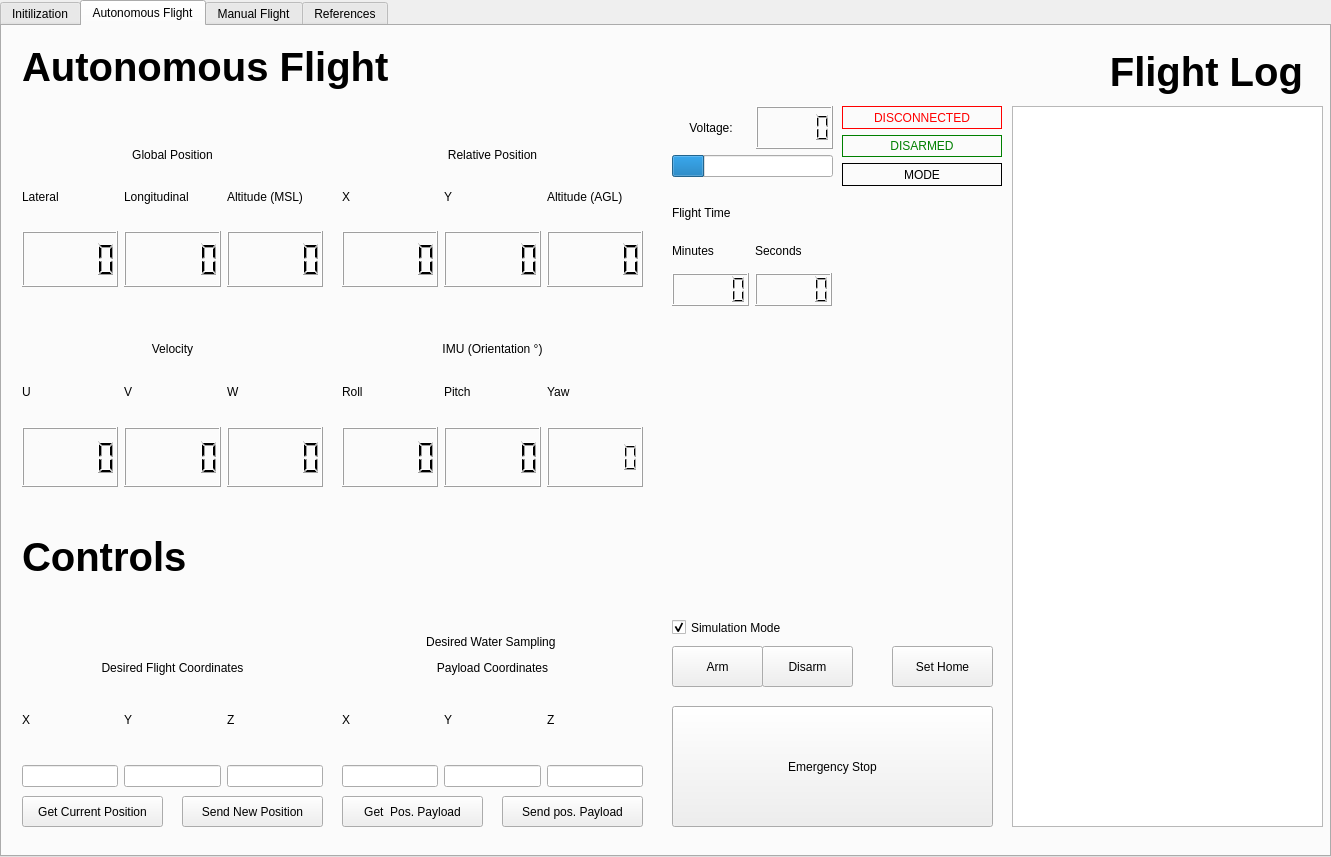
Qt form src/GUI/GUI_Sampler.ui (FSC-Lab/ground_station_gui) before a commit.
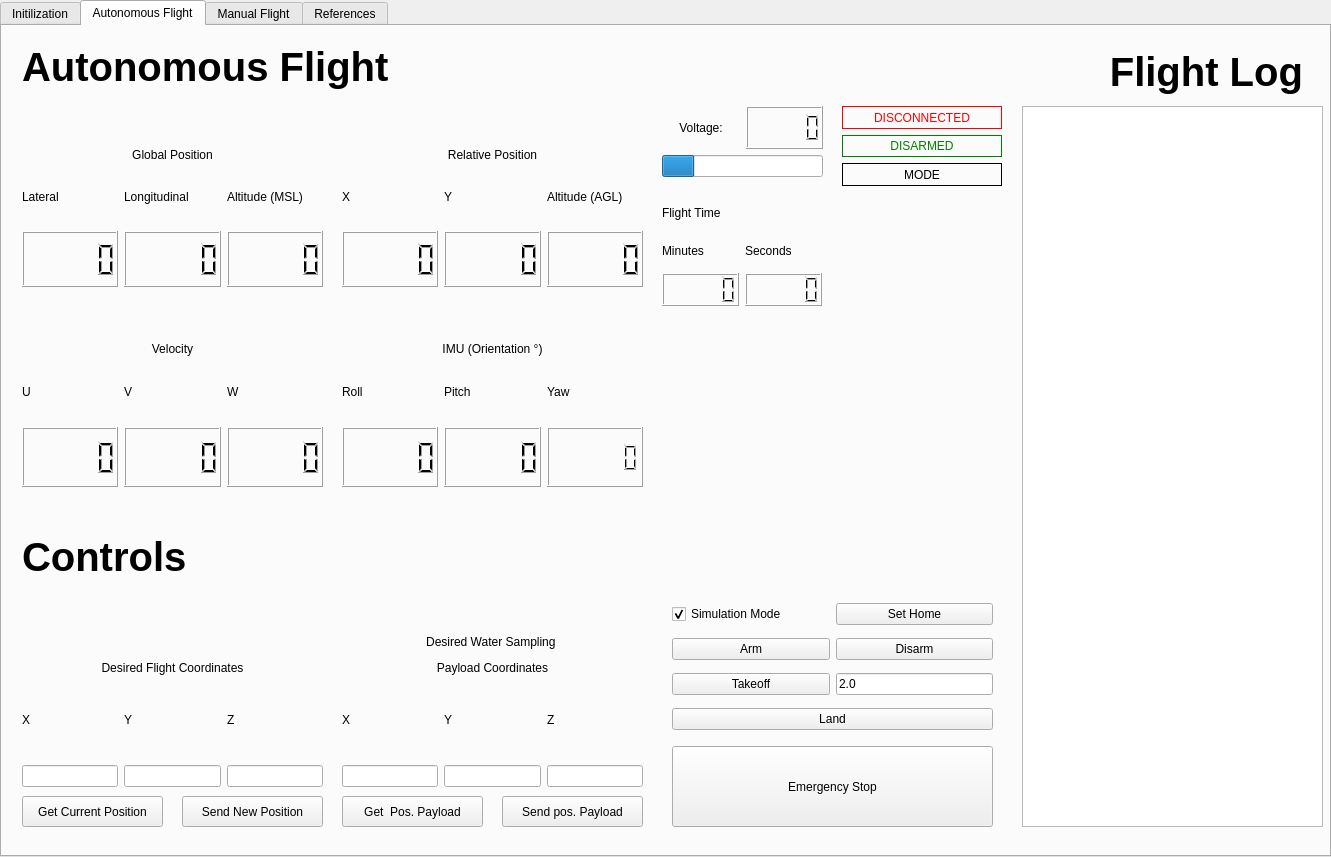
The same form after that commit.

Commit message: add landing feature

What changed in the file:
```diff
--- a/src/GUI/GUI_Sampler.ui
+++ b/src/GUI/GUI_Sampler.ui
@@ -334,7 +334,7 @@
    <widget class="QWidget" name="verticalLayoutWidget_6">
     <property name="geometry">
      <rect>
-      <x>670</x>
+      <x>660</x>
       <y>170</y>
       <width>160</width>
       <height>110</height>
@@ -381,9 +381,9 @@
    <widget class="QTextBrowser" name="Logging">
     <property name="geometry">
      <rect>
-      <x>1010</x>
+      <x>1020</x>
       <y>80</y>
-      <width>311</width>
+      <width>301</width>
       <height>721</height>
      </rect>
     </property>
@@ -488,9 +488,9 @@
     <property name="geometry">
      <rect>
       <x>670</x>
-      <y>680</y>
+      <y>720</y>
       <width>321</width>
-      <height>121</height>
+      <height>81</height>
      </rect>
     </property>
     <property name="text">
@@ -596,19 +596,6 @@
      <string>Send pos. Payload</string>
     </property>
    </widget>
-   <widget class="QPushButton" name="SetHome">
-    <property name="geometry">
-     <rect>
-      <x>890</x>
-      <y>620</y>
-      <width>101</width>
-      <height>41</height>
-     </rect>
-    </property>
-    <property name="text">
-     <string>Set Home</string>
-    </property>
-   </widget>
    <widget class="QWidget" name="verticalLayoutWidget_14">
     <property name="geometry">
      <rect>
@@ -669,32 +656,6 @@
      </item>
     </layout>
    </widget>
-   <widget class="QPushButton" name="ARM">
-    <property name="geometry">
-     <rect>
-      <x>670</x>
-      <y>620</y>
-      <width>91</width>
-      <height>41</height>
-     </rect>
-    </property>
-    <property name="text">
-     <string>Arm</string>
-    </property>
-   </widget>
-   <widget class="QPushButton" name="DISARM">
-    <property name="geometry">
-     <rect>
-      <x>760</x>
-      <y>620</y>
-      <width>91</width>
-      <height>41</height>
-     </rect>
-    </property>
-    <property name="text">
-     <string>Disarm</string>
-    </property>
-   </widget>
    <widget class="QLabel" name="AutonomousTitle_2">
     <property name="geometry">
      <rect>
@@ -715,26 +676,10 @@
      <string>Controls</string>
     </property>
    </widget>
-   <widget class="QCheckBox" name="SimulationMode">
-    <property name="geometry">
-     <rect>
-      <x>670</x>
-      <y>590</y>
-      <width>161</width>
-      <height>23</height>
-     </rect>
-    </property>
-    <property name="text">
-     <string>Simulation Mode</string>
-    </property>
-    <property name="checked">
-     <bool>true</bool>
-    </property>
-   </widget>
    <widget class="QWidget" name="gridLayoutWidget">
     <property name="geometry">
      <rect>
-      <x>670</x>
+      <x>660</x>
       <y>80</y>
       <width>161</width>
       <height>71</height>
@@ -835,6 +780,85 @@
      </item>
     </layout>
    </widget>
+   <widget class="QWidget" name="gridLayoutWidget_2">
+    <property name="geometry">
+     <rect>
+      <x>670</x>
+      <y>570</y>
+      <width>321</width>
+      <height>141</height>
+     </rect>
+    </property>
+    <layout class="QGridLayout" name="gridLayout">
+     <property name="sizeConstraint">
+      <enum>QLayout::SetNoConstraint</enum>
+     </property>
+     <item row="3" column="0">
+      <widget class="QPushButton" name="Takeoff">
+       <property name="text">
+        <string>Takeoff</string>
+       </property>
+      </widget>
+     </item>
+     <item row="2" column="1">
+      <widget class="QPushButton" name="DISARM">
+       <property name="text">
+        <string>Disarm</string>
+       </property>
+      </widget>
+     </item>
+     <item row="0" column="0">
+      <widget class="QCheckBox" name="SimulationMode">
+       <property name="text">
+        <string>Simulation Mode</string>
+       </property>
+       <property name="checked">
+        <bool>true</bool>
+       </property>
+      </widget>
+     </item>
+     <item row="2" column="0">
+      <widget class="QPushButton" name="ARM">
+       <property name="text">
+        <string>Arm</string>
+       </property>
+      </widget>
+     </item>
+     <item row="3" column="1">
+      <widget class="QLineEdit" name="TakeoffHeight">
+       <property name="sizePolicy">
+        <sizepolicy hsizetype="Minimum" vsizetype="Fixed">
+         <horstretch>0</horstretch>
+         <verstretch>0</verstretch>
+        </sizepolicy>
+       </property>
+       <property name="text">
+        <string>2.0</string>
+       </property>
+      </widget>
+     </item>
+     <item row="0" column="1">
+      <widget class="QPushButton" name="SetHome">
+       <property name="text">
+        <string>Set Home</string>
+       </property>
+      </widget>
+     </item>
+     <item row="4" column="0" colspan="2">
+      <widget class="QPushButton" name="Land">
+       <property name="sizePolicy">
+        <sizepolicy hsizetype="Preferred" vsizetype="Fixed">
+         <horstretch>0</horstretch>
+         <verstretch>0</verstretch>
+        </sizepolicy>
+       </property>
+       <property name="text">
+        <string>Land</string>
+       </property>
+      </widget>
+     </item>
+    </layout>
+   </widget>
   </widget>
   <widget class="QWidget" name="ManualFlightManagment_Tab">
    <attribute name="title">
```
The commit also changes 2 other files.
